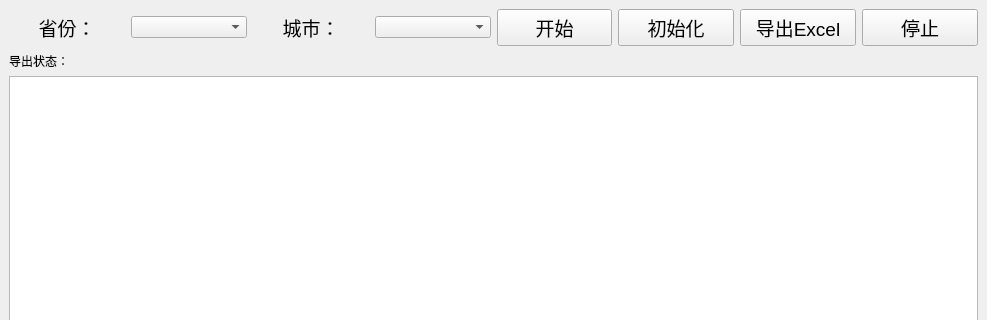
Above: static/ui/lianjia_spider.ui from FearlessPeople/lianjia_spider before the change; both pictures show x 0 to 987 and y 0 to 320 of the 987 by 653 pixel window. Below: the same form after it.
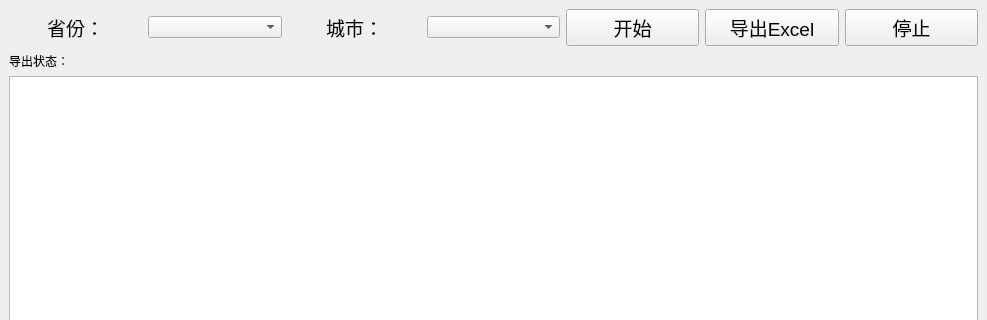
That is the form after the change.

Patch:
```diff
--- a/static/ui/lianjia_spider.ui
+++ b/static/ui/lianjia_spider.ui
@@ -19,7 +19,7 @@
   <widget class="QWidget" name="centralwidget">
    <layout class="QVBoxLayout" name="verticalLayout">
     <item>
-     <layout class="QHBoxLayout" name="horizontalLayout">
+     <layout class="QHBoxLayout" name="horizontalLayout" stretch="0,0,0,0,0,0,0">
       <item>
        <widget class="QLabel" name="province_label">
         <property name="font">
@@ -104,51 +104,6 @@
         </property>
        </widget>
       </item>
-      <item>
-       <widget class="QPushButton" name="reset_bt">
-        <property name="minimumSize">
-         <size>
-          <width>0</width>
-          <height>0</height>
-         </size>
-        </property>
-        <property name="maximumSize">
-         <size>
-          <width>16777215</width>
-          <height>16777212</height>
-         </size>
-        </property>
-        <property name="baseSize">
-         <size>
-          <width>0</width>
-          <height>0</height>
-         </size>
-        </property>
-        <property name="font">
-         <font>
-          <pointsize>14</pointsize>
-         </font>
-        </property>
-        <property name="cursor">
-         <cursorShape>PointingHandCursor</cursorShape>
-        </property>
-        <property name="styleSheet">
-         <string notr="true"/>
-        </property>
-        <property name="text">
-         <string>初始化</string>
-        </property>
-        <property name="iconSize">
-         <size>
-          <width>26</width>
-          <height>26</height>
-         </size>
-        </property>
-        <property name="shortcut">
-         <string>Ctrl+S</string>
-        </property>
-       </widget>
-      </item>
       <item>
        <widget class="QPushButton" name="export_bt">
         <property name="minimumSize">
```
